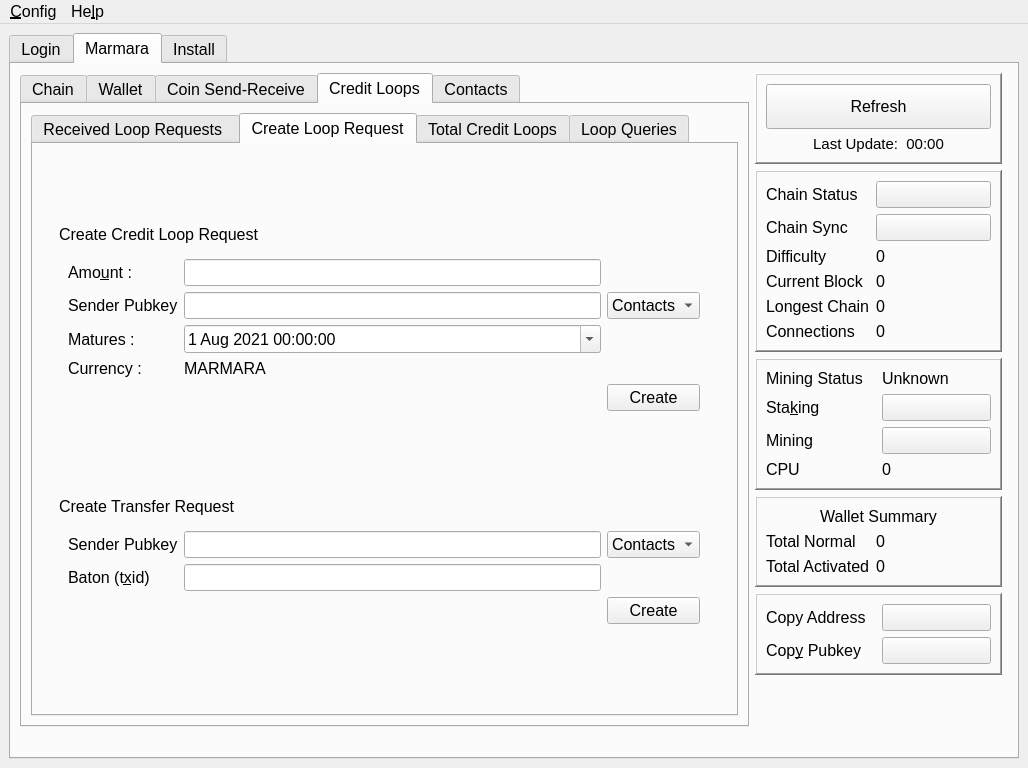
marmarachain/marmara-connector, file src/main/python/qtguidesign.ui: the form before one commit.
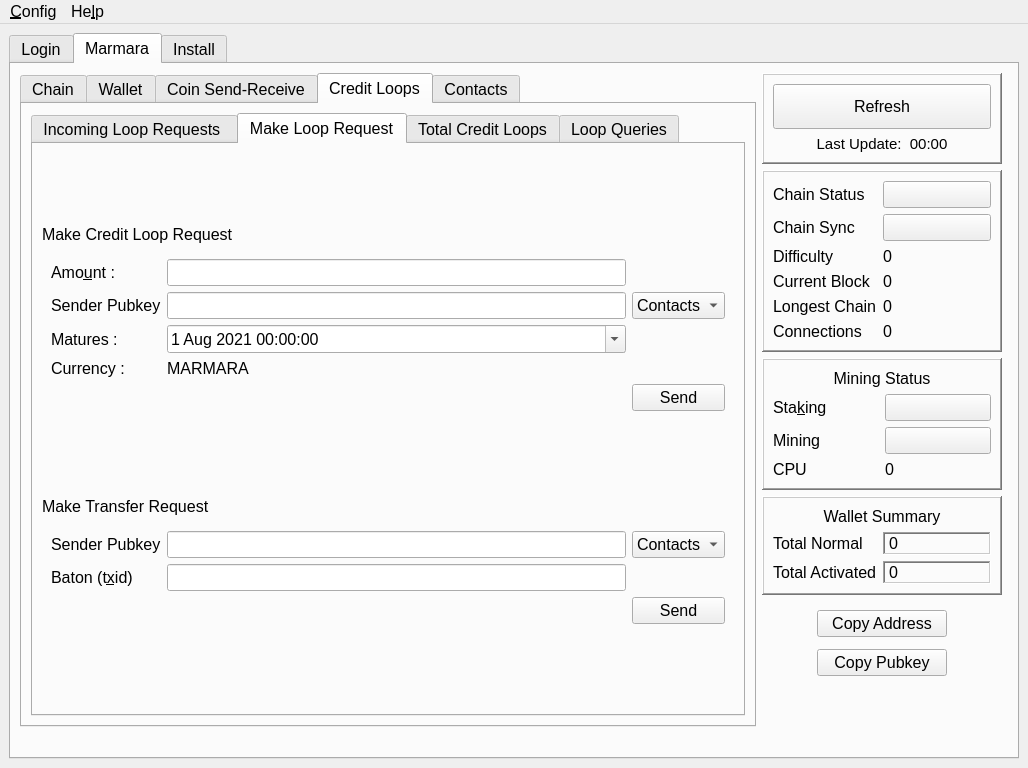
The form after the commit. Icons and pictures are not drawn.

Commit message: [ref] guidesing.ui credit loop page some label name changed. [add] side panel copy address buton and pubkey functions and stylesheet added.

What changed in the file:
```diff
--- a/src/main/python/qtguidesign.ui
+++ b/src/main/python/qtguidesign.ui
@@ -923,7 +923,7 @@
            <widget class="QFrame" name="walletsummary_frame">
             <property name="maximumSize">
              <size>
-              <width>16777215</width>
+              <width>240</width>
               <height>100</height>
              </size>
             </property>
@@ -933,8 +933,8 @@
             <property name="frameShadow">
              <enum>QFrame::Raised</enum>
             </property>
-            <layout class="QGridLayout" name="gridLayout_12">
-             <item row="0" column="0" colspan="3">
+            <layout class="QFormLayout" name="formLayout_3">
+             <item row="0" column="0" colspan="2">
               <widget class="QLabel" name="walletsummary_label">
                <property name="font">
                 <font>
@@ -949,22 +949,7 @@
                </property>
               </widget>
              </item>
-             <item row="2" column="1" colspan="2">
-              <widget class="QLabel" name="totalnormal_value_label">
-               <property name="font">
-                <font>
-                 <pointsize>12</pointsize>
-                </font>
-               </property>
-               <property name="text">
-                <string>0</string>
-               </property>
-               <property name="textInteractionFlags">
-                <set>Qt::LinksAccessibleByMouse|Qt::TextSelectableByMouse</set>
-               </property>
-              </widget>
-             </item>
-             <item row="2" column="0">
+             <item row="1" column="0">
               <widget class="QLabel" name="totalnormal_label">
                <property name="font">
                 <font>
@@ -976,7 +961,7 @@
                </property>
               </widget>
              </item>
-             <item row="3" column="0">
+             <item row="2" column="0">
               <widget class="QLabel" name="totalactivated_label">
                <property name="font">
                 <font>
@@ -988,165 +973,56 @@
                </property>
               </widget>
              </item>
-             <item row="3" column="1" colspan="2">
+             <item row="2" column="1">
               <widget class="QLabel" name="totalactivated_value_label">
                <property name="font">
                 <font>
                  <pointsize>12</pointsize>
                 </font>
                </property>
+               <property name="frameShape">
+                <enum>QFrame::WinPanel</enum>
+               </property>
+               <property name="frameShadow">
+                <enum>QFrame::Sunken</enum>
+               </property>
                <property name="text">
                 <string>0</string>
                </property>
                <property name="textInteractionFlags">
                 <set>Qt::LinksAccessibleByMouse|Qt::TextSelectableByMouse</set>
-               </property>
-              </widget>
-             </item>
-            </layout>
-           </widget>
-          </item>
-          <item row="4" column="0">
-           <widget class="QFrame" name="address_pubkey_frame">
-            <property name="maximumSize">
-             <size>
-              <width>16777215</width>
-              <height>100</height>
-             </size>
-            </property>
-            <property name="frameShape">
-             <enum>QFrame::WinPanel</enum>
-            </property>
-            <property name="frameShadow">
-             <enum>QFrame::Raised</enum>
-            </property>
-            <layout class="QGridLayout" name="gridLayout_14">
-             <item row="0" column="1">
-              <widget class="QPushButton" name="copyaddress_button">
-               <property name="font">
-                <font>
-                 <pointsize>12</pointsize>
-                </font>
-               </property>
-               <property name="text">
-                <string/>
-               </property>
-              </widget>
-             </item>
-             <item row="1" column="0">
-              <widget class="QLabel" name="copypubkey_label">
-               <property name="font">
-                <font>
-                 <pointsize>12</pointsize>
-                </font>
-               </property>
-               <property name="text">
-                <string>Cop&amp;y Pubkey</string>
-               </property>
-               <property name="buddy">
-                <cstring>copypubkey_button</cstring>
-               </property>
-              </widget>
-             </item>
-             <item row="0" column="0">
-              <widget class="QLabel" name="copyaddress_label">
-               <property name="font">
-                <font>
-                 <pointsize>12</pointsize>
-                </font>
-               </property>
-               <property name="text">
-                <string>Copy Address</string>
-               </property>
-               <property name="buddy">
-                <cstring>copyaddress_button</cstring>
                </property>
               </widget>
              </item>
              <item row="1" column="1">
-              <widget class="QPushButton" name="copypubkey_button">
+              <widget class="QLabel" name="totalnormal_value_label">
                <property name="font">
                 <font>
                  <pointsize>12</pointsize>
                 </font>
                </property>
-               <property name="text">
-                <string/>
+               <property name="frameShape">
+                <enum>QFrame::WinPanel</enum>
                </property>
-              </widget>
-             </item>
-            </layout>
-           </widget>
-          </item>
-          <item row="0" column="0">
-           <widget class="QFrame" name="reflesh_frame">
-            <property name="maximumSize">
-             <size>
-              <width>16777215</width>
-              <height>100</height>
-             </size>
-            </property>
-            <property name="frameShape">
-             <enum>QFrame::WinPanel</enum>
-            </property>
-            <property name="frameShadow">
-             <enum>QFrame::Raised</enum>
-            </property>
-            <layout class="QGridLayout" name="gridLayout_16">
-             <item row="0" column="0" colspan="2">
-              <widget class="QPushButton" name="getinfo_refresh_button">
-               <property name="minimumSize">
-                <size>
-                 <width>0</width>
-                 <height>45</height>
-                </size>
+               <property name="frameShadow">
+                <enum>QFrame::Sunken</enum>
                </property>
-               <property name="font">
-                <font>
-                 <pointsize>12</pointsize>
-                </font>
-               </property>
                <property name="text">
-                <string>Refresh</string>
+                <string>0</string>
                </property>
-              </widget>
-             </item>
-             <item row="1" column="0" colspan="2">
-              <widget class="QLabel" name="last_update_label">
-               <property name="font">
-                <font>
-                 <pointsize>11</pointsize>
-                </font>
+               <property name="textInteractionFlags">
+                <set>Qt::LinksAccessibleByMouse|Qt::TextSelectableByMouse</set>
                </property>
-               <property name="text">
-                <string>Last Update:  00:00</string>
-               </property>
-               <property name="alignment">
-                <set>Qt::AlignCenter</set>
-               </property>
               </widget>
              </item>
             </layout>
            </widget>
           </item>
-          <item row="5" column="0">
-           <spacer name="verticalSpacer_28">
-            <property name="orientation">
-             <enum>Qt::Vertical</enum>
-            </property>
-            <property name="sizeHint" stdset="0">
-             <size>
-              <width>20</width>
-              <height>40</height>
-             </size>
-            </property>
-           </spacer>
-          </item>
           <item row="1" column="0">
            <widget class="QFrame" name="chainstatus_frame">
             <property name="maximumSize">
              <size>
-              <width>16777215</width>
+              <width>240</width>
               <height>200</height>
              </size>
             </property>
@@ -1203,6 +1079,12 @@
                  <pointsize>12</pointsize>
                 </font>
                </property>
+               <property name="frameShape">
+                <enum>QFrame::NoFrame</enum>
+               </property>
+               <property name="frameShadow">
+                <enum>QFrame::Sunken</enum>
+               </property>
                <property name="text">
                 <string>0</string>
                </property>
@@ -1218,6 +1100,12 @@
                  <pointsize>12</pointsize>
                 </font>
                </property>
+               <property name="frameShape">
+                <enum>QFrame::NoFrame</enum>
+               </property>
+               <property name="frameShadow">
+                <enum>QFrame::Plain</enum>
+               </property>
                <property name="text">
                 <string>0</string>
                </property>
@@ -1257,6 +1145,12 @@
                  <pointsize>12</pointsize>
                 </font>
                </property>
+               <property name="frameShape">
+                <enum>QFrame::NoFrame</enum>
+               </property>
+               <property name="frameShadow">
+                <enum>QFrame::Sunken</enum>
+               </property>
                <property name="text">
                 <string>0</string>
                </property>
@@ -1317,9 +1211,18 @@
                  <pointsize>12</pointsize>
                 </font>
                </property>
+               <property name="frameShape">
+                <enum>QFrame::NoFrame</enum>
+               </property>
+               <property name="frameShadow">
+                <enum>QFrame::Plain</enum>
+               </property>
                <property name="text">
                 <string>0</string>
                </property>
+               <property name="textInteractionFlags">
+                <set>Qt::LinksAccessibleByMouse|Qt::TextSelectableByMouse</set>
+               </property>
               </widget>
              </item>
             </layout>
@@ -1329,7 +1232,7 @@
            <widget class="QFrame" name="miningstatus_frame">
             <property name="maximumSize">
              <size>
-              <width>16777215</width>
+              <width>240</width>
               <height>135</height>
              </size>
             </property>
@@ -1367,18 +1270,6 @@
                </property>
               </widget>
              </item>
-             <item row="0" column="1">
-              <widget class="QLabel" name="miningstatus_value_label">
-               <property name="font">
-                <font>
-                 <pointsize>12</pointsize>
-                </font>
-               </property>
-               <property name="text">
-                <string>Unknown</string>
-               </property>
-              </widget>
-             </item>
              <item row="1" column="1">
               <widget class="QPushButton" name="staking_button">
                <property name="font">
@@ -1418,18 +1309,6 @@
                </property>
               </widget>
              </item>
-             <item row="0" column="0">
-              <widget class="QLabel" name="miningstatus_label">
-               <property name="font">
-                <font>
-                 <pointsize>12</pointsize>
-                </font>
-               </property>
-               <property name="text">
-                <string>Mining Status</string>
-               </property>
-              </widget>
-             </item>
              <item row="3" column="1">
               <widget class="QPushButton" name="mining_button">
                <property name="font">
@@ -1442,6 +1321,165 @@
                </property>
               </widget>
              </item>
+             <item row="0" column="0" colspan="2">
+              <widget class="QLabel" name="miningstatus_label">
+               <property name="font">
+                <font>
+                 <pointsize>12</pointsize>
+                </font>
+               </property>
+               <property name="text">
+                <string>Mining Status</string>
+               </property>
+               <property name="alignment">
+                <set>Qt::AlignCenter</set>
+               </property>
+              </widget>
+             </item>
+            </layout>
+           </widget>
+          </item>
+          <item row="5" column="0">
+           <spacer name="verticalSpacer_28">
+            <property name="orientation">
+             <enum>Qt::Vertical</enum>
+            </property>
+            <property name="sizeHint" stdset="0">
+             <size>
+              <width>20</width>
+              <height>40</height>
+             </size>
+            </property>
+           </spacer>
+          </item>
+          <item row="4" column="0">
+           <widget class="QFrame" name="address_pubkey_frame">
+            <property name="maximumSize">
+             <size>
+              <width>240</width>
+              <height>100</height>
+             </size>
+            </property>
+            <property name="frameShape">
+             <enum>QFrame::NoFrame</enum>
+            </property>
+            <property name="frameShadow">
+             <enum>QFrame::Plain</enum>
+            </property>
+            <layout class="QGridLayout" name="gridLayout_2">
+             <item row="0" column="1">
+              <widget class="QPushButton" name="copyaddress_button">
+               <property name="minimumSize">
+                <size>
+                 <width>130</width>
+                 <height>0</height>
+                </size>
+               </property>
+               <property name="font">
+                <font>
+                 <pointsize>12</pointsize>
+                </font>
+               </property>
+               <property name="text">
+                <string>Copy Address</string>
+               </property>
+              </widget>
+             </item>
+             <item row="2" column="1">
+              <widget class="QPushButton" name="copypubkey_button">
+               <property name="minimumSize">
+                <size>
+                 <width>130</width>
+                 <height>0</height>
+                </size>
+               </property>
+               <property name="font">
+                <font>
+                 <pointsize>12</pointsize>
+                </font>
+               </property>
+               <property name="text">
+                <string>Copy Pubkey</string>
+               </property>
+              </widget>
+             </item>
+             <item row="0" column="2" rowspan="3">
+              <spacer name="horizontalSpacer_44">
+               <property name="orientation">
+                <enum>Qt::Horizontal</enum>
+               </property>
+               <property name="sizeHint" stdset="0">
+                <size>
+                 <width>40</width>
+                 <height>20</height>
+                </size>
+               </property>
+              </spacer>
+             </item>
+             <item row="0" column="0" rowspan="3">
+              <spacer name="horizontalSpacer_43">
+               <property name="orientation">
+                <enum>Qt::Horizontal</enum>
+               </property>
+               <property name="sizeHint" stdset="0">
+                <size>
+                 <width>40</width>
+                 <height>20</height>
+                </size>
+               </property>
+              </spacer>
+             </item>
+            </layout>
+           </widget>
+          </item>
+          <item row="0" column="0">
+           <widget class="QFrame" name="reflesh_frame">
+            <property name="maximumSize">
+             <size>
+              <width>240</width>
+              <height>100</height>
+             </size>
+            </property>
+            <property name="frameShape">
+             <enum>QFrame::WinPanel</enum>
+            </property>
+            <property name="frameShadow">
+             <enum>QFrame::Raised</enum>
+            </property>
+            <layout class="QGridLayout" name="gridLayout_16">
+             <item row="0" column="0" colspan="2">
+              <widget class="QPushButton" name="getinfo_refresh_button">
+               <property name="minimumSize">
+                <size>
+                 <width>0</width>
+                 <height>45</height>
+                </size>
+               </property>
+               <property name="font">
+                <font>
+                 <pointsize>12</pointsize>
+                </font>
+               </property>
+               <property name="text">
+                <string>Refresh</string>
+               </property>
+              </widget>
+             </item>
+             <item row="1" column="0" colspan="2">
+              <widget class="QLabel" name="last_update_label">
+               <property name="font">
+                <font>
+                 <pointsize>11</pointsize>
+                </font>
+               </property>
+               <property name="text">
+                <string>Last Update:  00:00</string>
+               </property>
+               <property name="alignment">
+                <set>Qt::AlignCenter</set>
+               </property>
+              </widget>
+             </item>
             </layout>
            </widget>
           </item>
@@ -2571,7 +2609,7 @@
                <item row="1" column="0">
                 <widget class="QLabel" name="currentpubkey_label">
                  <property name="text">
-                  <string>Current  Pubkey</string>
+                  <string>Pubkey</string>
                  </property>
                 </widget>
                </item>
@@ -2600,7 +2638,7 @@
                <item row="0" column="0">
                 <widget class="QLabel" name="currentaddress_label">
                  <property name="text">
-                  <string>Current Address </string>
+                  <string>Address </string>
                  </property>
                 </widget>
                </item>
@@ -3010,7 +3048,7 @@
               </property>
               <widget class="QWidget" name="looprequests_tab">
                <attribute name="title">
-                <string>Received Loop Requests </string>
+                <string>Incoming Loop Requests </string>
                </attribute>
                <layout class="QVBoxLayout" name="verticalLayout_12">
                 <item>
@@ -3280,9 +3318,9 @@
                 </item>
                </layout>
               </widget>
-              <widget class="QWidget" name="createloop_tab">
+              <widget class="QWidget" name="looprequest_tab">
                <attribute name="title">
-                <string>Create Loop Request</string>
+                <string>Make Loop Request</string>
                </attribute>
                <layout class="QVBoxLayout" name="verticalLayout_13">
                 <item>
@@ -3303,7 +3341,7 @@
                   <item row="0" column="1">
                    <widget class="QLabel" name="create_loop_request_label">
                     <property name="text">
-                     <string>Create Credit Loop Request </string>
+                     <string>Make Credit Loop Request </string>
                     </property>
                    </widget>
                   </item>
@@ -3323,47 +3361,47 @@
                     </property>
                     <property name="maximumSize">
                      <size>
-                      <width>650</width>
+                      <width>900</width>
                       <height>280</height>
                      </size>
                     </property>
                     <layout class="QGridLayout" name="gridLayout_49">
                      <item row="6" column="2">
-                      <widget class="QPushButton" name="create_loop_request_button">
+                      <widget class="QPushButton" name="send_loop_request_button">
                        <property name="text">
-                        <string>Create</string>
+                        <string>Send</string>
                        </property>
                       </widget>
                      </item>
                      <item row="1" column="0">
-                      <widget class="QLabel" name="create_credit_loop_amount_label">
+                      <widget class="QLabel" name="make_credit_loop_amount_label">
                        <property name="text">
                         <string>Amo&amp;unt :</string>
                        </property>
                        <property name="buddy">
-                        <cstring>create_credit_loop_amount_lineEdit</cstring>
+                        <cstring>make_credit_loop_amount_lineEdit</cstring>
                        </property>
                       </widget>
                      </item>
                      <item row="3" column="0">
-                      <widget class="QLabel" name="create_credit_loop_matures_label">
+                      <widget class="QLabel" name="make_credit_loop_matures_label">
                        <property name="text">
                         <string>Matures : </string>
                        </property>
                        <property name="buddy">
-                        <cstring>create_credit_loop_matures_dateTimeEdit</cstring>
+                        <cstring>make_credit_loop_matures_dateTimeEdit</cstring>
                        </property>
                       </widget>
                      </item>
                      <item row="4" column="0">
-                      <widget class="QLabel" name="create_credit_loop_currency_label">
+                      <widget class="QLabel" name="make_credit_loop_currency_label">
                        <property name="text">
                         <string>Currency : </string>
                        </property>
                       </widget>
                      </item>
                      <item row="1" column="1">
-                      <widget class="QLineEdit" name="create_credit_loop_amount_lineEdit">
+                      <widget class="QLineEdit" name="make_credit_loop_amount_lineEdit">
                        <property name="focusPolicy">
                         <enum>Qt::StrongFocus</enum>
                        </property>
@@ -3379,10 +3417,10 @@
                       </widget>
                      </item>
                      <item row="2" column="1">
-                      <widget class="QLineEdit" name="create_credit_loop_senderpubkey_lineEdit"/>
+                      <widget class="QLineEdit" name="make_credit_loop_senderpubkey_lineEdit"/>
                      </item>
                      <item row="3" column="1">
-                      <widget class="QDateTimeEdit" name="create_credit_loop_matures_dateTimeEdit">
+                      <widget class="QDateTimeEdit" name="make_credit_loop_matures_dateTimeEdit">
                        <property name="date">
                         <date>
                          <year>2021</year>
@@ -3403,19 +3441,19 @@
                       </widget>
                      </item>
                      <item row="4" column="1">
-                      <widget class="QLabel" name="create_credit_loop_currency_value_label">
+                      <widget class="QLabel" name="make_credit_loop_currency_value_label">
                        <property name="text">
                         <string>MARMARA</string>
                        </property>
                       </widget>
                      </item>
                      <item row="2" column="0">
-                      <widget class="QLabel" name="create_credit_loop_senderpubkey_label">
+                      <widget class="QLabel" name="make_credit_loop_senderpubkey_label">
                        <property name="text">
                         <string>Sender Pubkey</string>
                        </property>
                        <property name="buddy">
-                        <cstring>create_credit_loop_senderpubkey_lineEdit</cstring>
+                        <cstring>make_credit_loop_senderpubkey_lineEdit</cstring>
                        </property>
                       </widget>
                      </item>
@@ -3433,7 +3471,7 @@
                       </spacer>
                      </item>
                      <item row="2" column="2">
-                      <widget class="QComboBox" name="contactpubkey_createloop_comboBox">
+                      <widget class="QComboBox" name="contactpubkey_makeloop_comboBox">
                        <item>
                         <property name="text">
                          <string>Contacts</string>
@@ -3464,7 +3502,7 @@
                   <item row="0" column="1">
                    <widget class="QLabel" name="create_transfer_request_label">
                     <property name="text">
-                     <string>Create Transfer Request </string>
+                     <string>Make Transfer Request </string>
                     </property>
                    </widget>
                   </item>
@@ -3484,7 +3522,7 @@
                     </property>
                     <property name="maximumSize">
                      <size>
-                      <width>650</width>
+                      <width>900</width>
                       <height>250</height>
                      </size>
                     </property>
@@ -3500,9 +3538,9 @@
                       </widget>
                      </item>
                      <item row="3" column="2">
-                      <widget class="QPushButton" name="create_transfer_request_button">
+                      <widget class="QPushButton" name="send_transfer_request_button">
                        <property name="text">
-                        <string>Create</string>
+                        <string>Send</string>
                        </property>
                       </widget>
                      </item>
```
Left out of the diff: 6 changed lines with no effect on the pictures. The commit also changes 4 other files.
